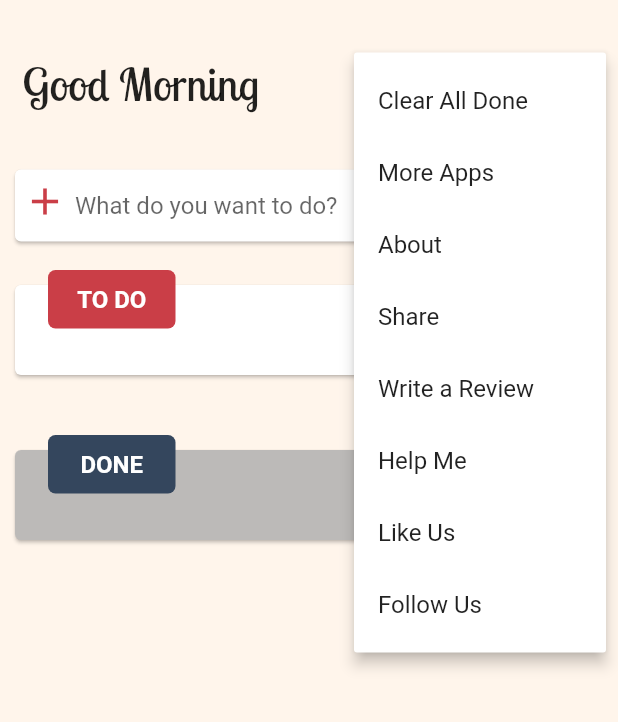
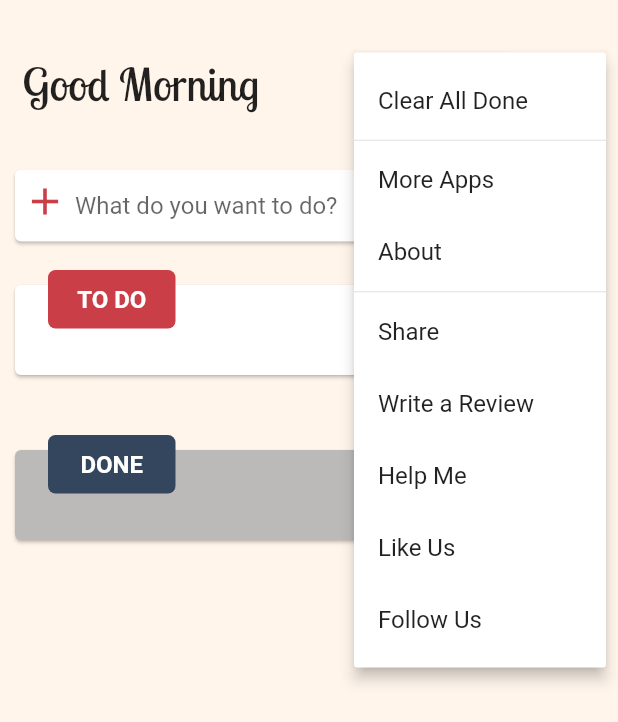
Before and after one commit to mahmudahsan/flutter_todos, a Flutter app: the screen it shows after launch, after a tap on the "more vert" icon, on a phone screen of 412 x 824 dp. Shown: the top 722 px of the screen. Run offline on Flutter 3.47's test engine with Material 2 defaults, Android fonts, the phone set to English and light mode, and no system bars; our stand-ins replace sqflite; accounts and stored records are empty.

Commit message:
divider added in popup menu

```diff
--- a/lib/main.dart
+++ b/lib/main.dart
@@ -176,18 +176,25 @@ class _HomeScreenState extends State<HomeScreen> {
 
   PopupMenuButton getMoreOptionsWidget() {
     return PopupMenuButton<int>(
-      elevation: 4,
-      icon: Icon(Icons.more_vert),
-      onSelected: (value) {
-        print('Selected value: $value');
-      },
-      itemBuilder: (context) => [
-            for (int i = 0; i < kMoreOptionsMap.length; ++i)
-              PopupMenuItem(
-                value: i,
-                child: Text(kMoreOptionsMap[i]),
-              ),
-          ],
-    );
+        elevation: 4,
+        icon: Icon(Icons.more_vert),
+        onSelected: (value) {
+          print('Selected value: $value');
+        },
+        itemBuilder: (context) {
+          List list = List<PopupMenuEntry<int>>();
+
+          for (int i = 0; i < kMoreOptionsMap.length; ++i) {
+            list.add(PopupMenuItem(value: i, child: Text(kMoreOptionsMap[i])));
+
+            if (i == 0 || i == 2) {
+              list.add(PopupMenuDivider(
+                height: 5,
+              ));
+            }
+          }
+
+          return list;
+        });
   }
 }
```
